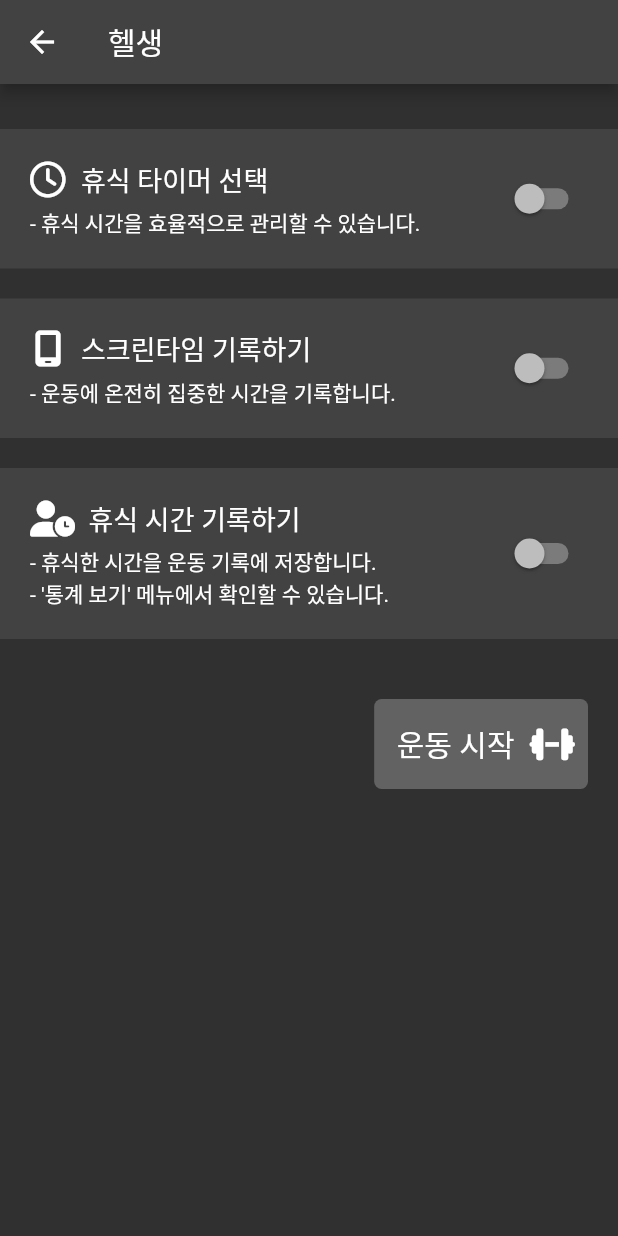
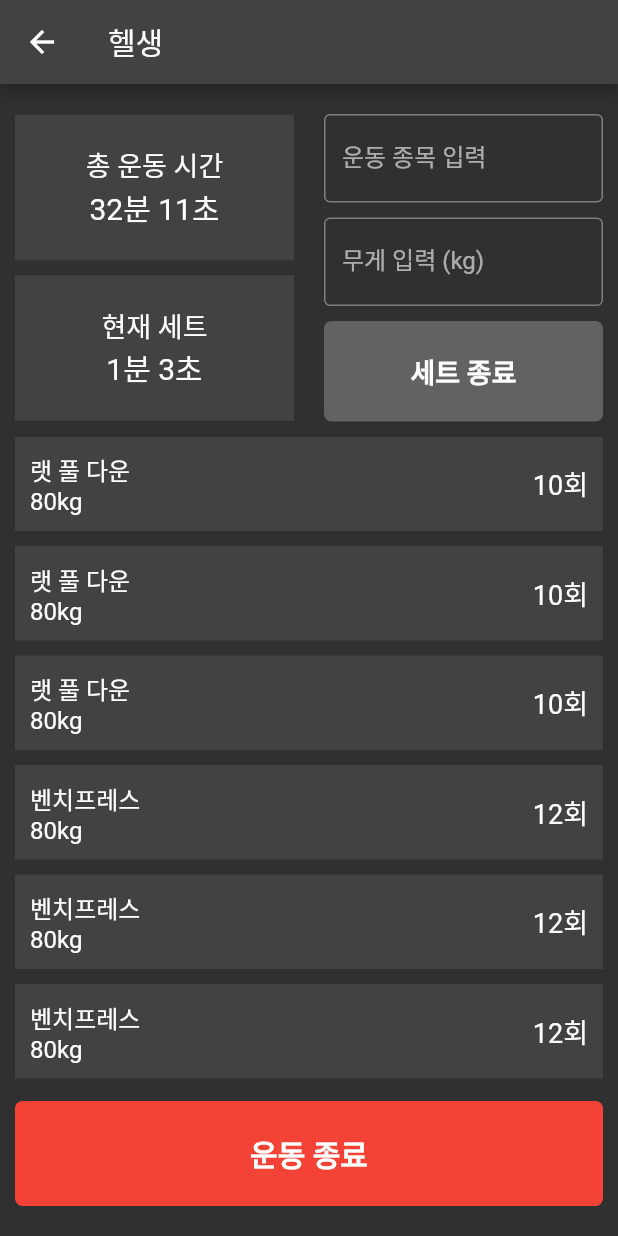
Before and after one commit to hi-jin/health_for_workout_app, a Flutter app: the WorkoutSettingsScreen screen opened directly, after a tap on "운동 시작", on a phone screen of 412 x 824 dp. Run offline on Flutter 3.47's test engine with Material 2 defaults, Android fonts, the phone set to English and light mode, and no system bars; our stand-ins replace font_awesome_flutter; Roboto replaces fonts that are missing (GowunDodum).

Commit message:
Feat: 운동 진행 화면 UI

```diff
--- /dev/null
+++ b/lib/ui/workout/workout_recording_screen.dart
@@ -0,0 +1,175 @@
+import 'package:flutter/material.dart';
+import 'package:health_for_workout/core/style.dart';
+import 'package:health_for_workout/ui/widgets/full_width_button.dart';
+import 'package:health_for_workout/ui/widgets/full_width_card_widget.dart';
+
+class WorkoutRecordingScreen extends StatefulWidget {
+  const WorkoutRecordingScreen({super.key});
+
+  @override
+  State<WorkoutRecordingScreen> createState() => _WorkoutRecordingScreenState();
+}
+
+class _WorkoutRecordingScreenState extends State<WorkoutRecordingScreen> {
+  bool isPlaying = true;
+
+  @override
+  Widget build(BuildContext context) {
+    final now = DateTime.now();
+    final DateTime? workoutStartedAt = DateTime(now.year, now.month, now.day, now.hour, now.minute - 32, now.second - 11);
+    final DateTime? currentSetStartedAt = DateTime(now.year, now.month, now.day, now.hour, now.minute - 1, now.second - 3);
+
+    final tempWorkoutRecordData = [
+      ['랫 풀 다운', 80, 10],
+      ['랫 풀 다운', 80, 10],
+      ['랫 풀 다운', 80, 10],
+      ['벤치프레스', 80, 12],
+      ['벤치프레스', 80, 12],
+      ['벤치프레스', 80, 12],
+      ['풀업', 10, 6],
+      ['풀업', 10, 6],
+      ['풀업', 10, 6],
+      ['풀업', 10, 6],
+      ['풀업', 10, 6],
+    ];
+
+    return Scaffold(
+      appBar: AppBar(title: Text('헬생')),
+      body: SafeArea(
+        child: Padding(
+          padding: EdgeInsets.symmetric(vertical: 20, horizontal: 10),
+          child: Column(
+            children: [
+              Row(
+                children: [
+                  Expanded(
+                    child: Column(
+                      mainAxisSize: MainAxisSize.min,
+                      children: [
+                        FullWidthCardWidget(
+                          child: Column(
+                            mainAxisSize: MainAxisSize.min,
+                            children: [
+                              Text('총 운동 시간', style: TextStyle(fontSize: 18)),
+                              if (workoutStartedAt != null)
+                                Text(
+                                  '${now.difference(workoutStartedAt).inMinutes}분 ${now.difference(workoutStartedAt).inSeconds % 60}초',
+                                  style: TextStyle(fontSize: 20),
+                                ),
+                            ],
+                          ),
+                        ),
+                        const SizedBox(height: 10),
+                        FullWidthCardWidget(
+                          child: Column(
+                            mainAxisSize: MainAxisSize.min,
+                            children: [
+                              Text('현재 세트', style: TextStyle(fontSize: 18)),
+                              if (currentSetStartedAt != null)
+                                Text(
+                                  '${now.difference(currentSetStartedAt).inMinutes}분 ${now.difference(currentSetStartedAt).inSeconds % 60}초',
+                                  style: TextStyle(fontSize: 20),
+                                ),
+                            ],
+                          ),
+                        ),
+                      ],
+                    ),
+                  ),
+                  const SizedBox(width: 20),
+                  Expanded(
+                    child: Column(
+                      mainAxisSize: MainAxisSize.min,
+                      children: [
+                        TextField(
+                          decoration: InputDecoration(
+                            labelText: '운동 종목 입력',
+                            border: OutlineInputBorder(),
+                            focusedBorder: OutlineInputBorder(borderSide: BorderSide(color: Colors.white)),
+                          ),
+                        ),
+                        const SizedBox(height: 10),
+                        TextField(
+                          keyboardType: TextInputType.number,
+                          decoration: InputDecoration(
+                            labelText: '무게 입력 (kg)',
+                            border: OutlineInputBorder(),
+                            focusedBorder: OutlineInputBorder(borderSide: BorderSide(color: Colors.white)),
+                          ),
+                        ),
+                        const SizedBox(height: 10),
+                        FullWidthButton(
+                          onTap: () {},
+                          child: Text(
+                            (isPlaying) ? '세트 종료' : '세트 시작',
+                            style: TextStyle(fontSize: 18, fontWeight: FontWeight.bold),
+                            textAlign: TextAlign.center,
+                          ),
+                        ),
+                      ],
+                    ),
+                  ),
+                ],
+              ),
+              const SizedBox(height: 10),
+              Expanded(
+                child: ListView.builder(
+                  itemCount: tempWorkoutRecordData.length,
+                  itemBuilder: (context, index) {
+                    return Padding(
+                      padding: const EdgeInsets.only(bottom: 10),
+                      child: _WorkoutRecord(
+                        workoutName: tempWorkoutRecordData[index][0] as String,
+                        weight: tempWorkoutRecordData[index][1] as int,
+                        reps: tempWorkoutRecordData[index][2] as int,
+                      ),
+                    );
+                  },
+                ),
+              ),
+              const SizedBox(height: 10),
+              FullWidthButton(
+                onTap: () {},
+                color: Colors.red,
+                child: Text(
+                  '운동 종료',
+                  style: TextStyle(fontSize: 20, fontWeight: FontWeight.bold),
+                  textAlign: TextAlign.center,
+                ),
+              ),
+            ],
+          ),
+        ),
+      ),
+    );
+  }
+}
+
+class _WorkoutRecord extends StatelessWidget {
+  const _WorkoutRecord({super.key, required this.workoutName, required this.weight, required this.reps});
+
+  final String workoutName;
+  final int weight;
+  final int reps;
+
+  @override
+  Widget build(BuildContext context) {
+    return Container(
+      padding: EdgeInsets.all(10),
+      color: MyColors.lightBlack,
+      child: Row(
+        mainAxisAlignment: MainAxisAlignment.spaceBetween,
+        children: [
+          Column(
+            crossAxisAlignment: CrossAxisAlignment.start,
+            children: [
+              Text(workoutName, style: TextStyle(fontSize: 16)),
+              Text('${weight}kg', style: TextStyle(fontSize: 16)),
+            ],
+          ),
+          Text('${reps}회', style: TextStyle(fontSize: 18)),
+        ],
+      ),
+    );
+  }
+}
--- a/lib/ui/workout/workout_settings_screen.dart
+++ b/lib/ui/workout/workout_settings_screen.dart
@@ -3,6 +3,7 @@ import 'package:flutter/services.dart';
 import 'package:font_awesome_flutter/font_awesome_flutter.dart';
 import 'package:health_for_workout/ui/widgets/full_width_card_widget.dart';
 import 'package:health_for_workout/ui/widgets/simple_button.dart';
+import 'package:health_for_workout/ui/workout/workout_recording_screen.dart';
 
 class WorkoutSettingsScreen extends StatefulWidget {
   const WorkoutSettingsScreen({super.key});
@@ -177,7 +178,9 @@ class _WorkoutSettingsScreenState extends State<WorkoutSettingsScreen> {
               Padding(
                 padding: const EdgeInsets.symmetric(horizontal: 20),
                 child: SimpleButton(
-                  onTap: () {},
+                  onTap: () {
+                    Navigator.push(context, MaterialPageRoute(builder: (context) => WorkoutRecordingScreen()));
+                  },
                   child: Row(
                     mainAxisSize: MainAxisSize.min,
                     children: [
```
